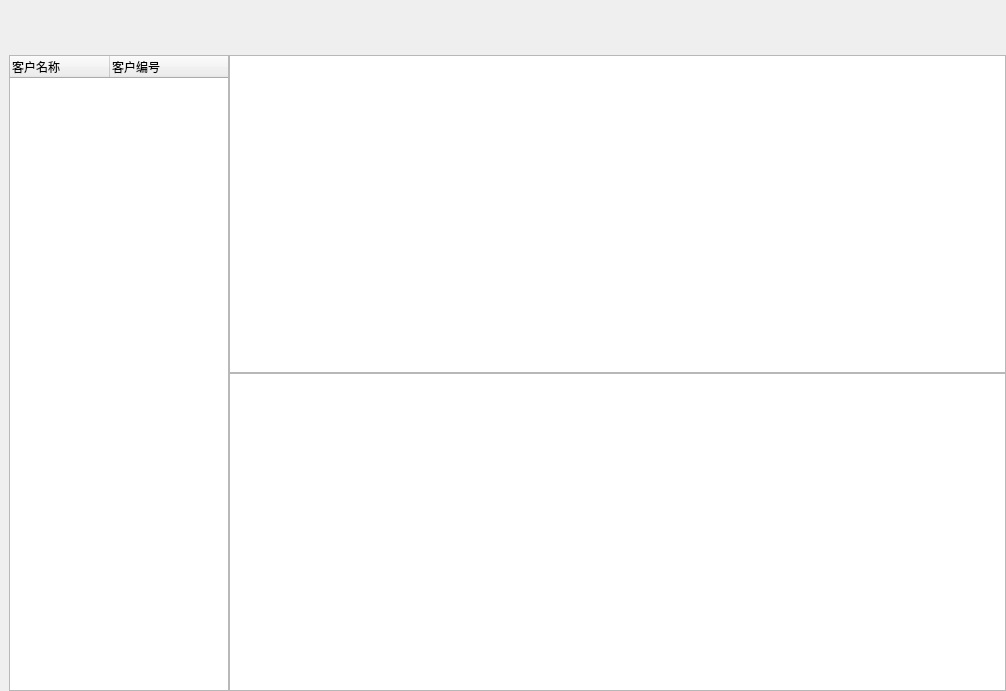
Before: the Qt Designer form CarRentalManagement/ui/tabwidget/contractwidget.ui in longcp/CarRentalManagement, drawn with Qt 5.
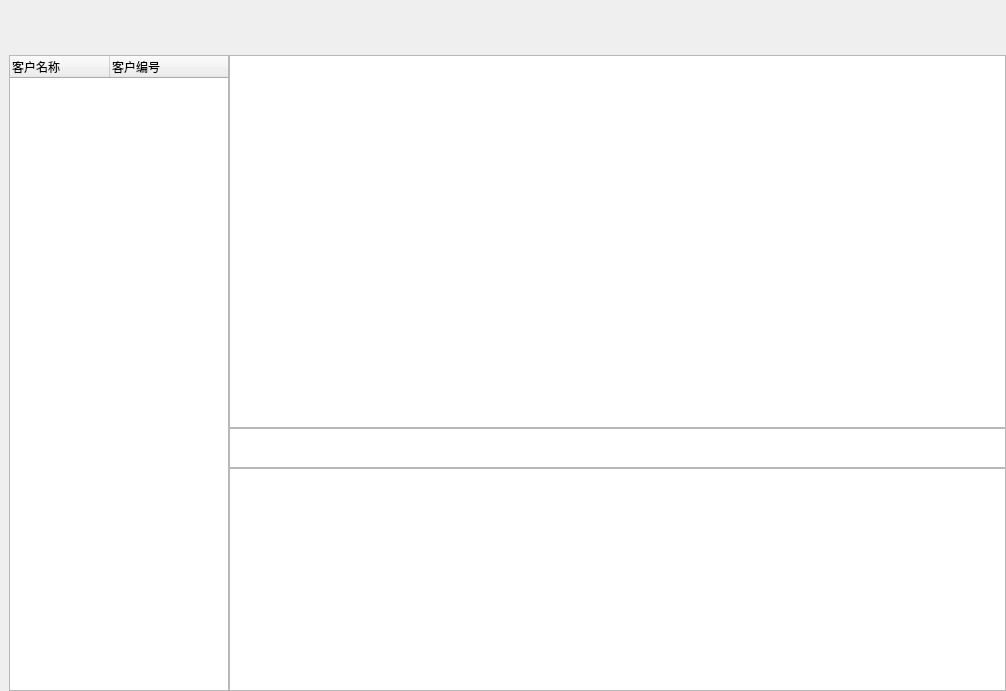
After: the same form once the commit is applied.

Commit message: 合同界面：添加合计功能

Diff of the .ui file:
```diff
--- a/CarRentalManagement/ui/tabwidget/contractwidget.ui
+++ b/CarRentalManagement/ui/tabwidget/contractwidget.ui
@@ -108,7 +108,7 @@
       </item>
       <item>
        <widget class="QWidget" name="contractWidget" native="true">
-        <layout class="QVBoxLayout" name="contractVerticalLayout" stretch="1,1">
+        <layout class="QVBoxLayout" name="contractVerticalLayout" stretch="5,0,3">
          <property name="spacing">
           <number>0</number>
          </property>
@@ -127,6 +127,16 @@
          <item>
           <widget class="QTableView" name="contractTableView"/>
          </item>
+         <item>
+          <widget class="QTableView" name="sumTableView">
+           <property name="maximumSize">
+            <size>
+             <width>16777215</width>
+             <height>40</height>
+            </size>
+           </property>
+          </widget>
+         </item>
          <item>
           <widget class="QTableView" name="priceTableView"/>
          </item>
```
The commit also changes 3 other files.
